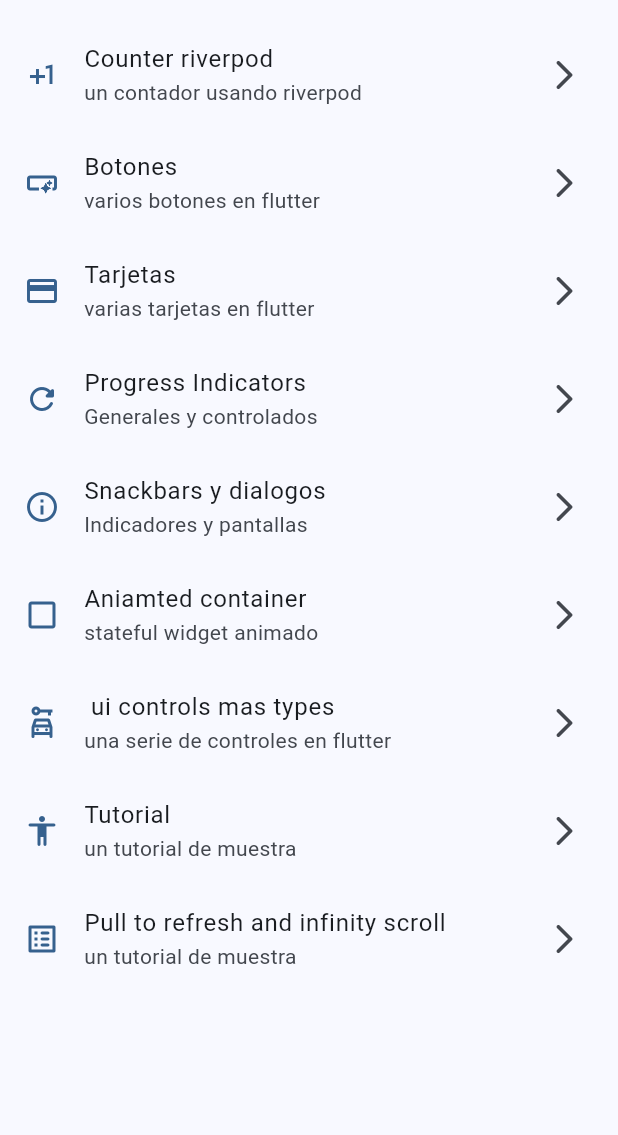
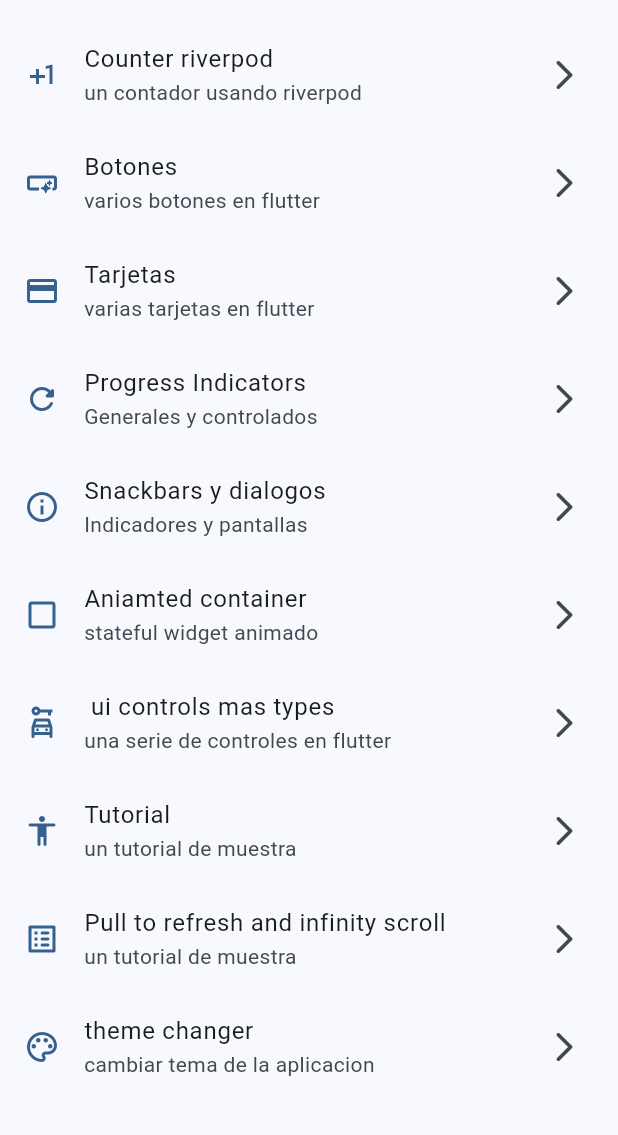
Before and after one commit to isamed92/widget-update, a Flutter app: the screen it shows after launch, on a phone screen of 412 x 824 dp, the part 63-1198 px from its top. Run offline on Flutter 3.47's test engine with Material 2 defaults, Android fonts, the phone set to English and light mode, and no system bars; our stand-ins replace animate_do, flutter_riverpod, go_router.

Commit message:
theme changer added

```diff
--- a/lib/config/menu/menu_items.dart
+++ b/lib/config/menu/menu_items.dart
@@ -59,4 +59,9 @@ const appMenuItems = <MenuItems>[
       subTitle: 'un tutorial de muestra',
       link: '/infinityScroll',
       icon: Icons.list_alt_rounded),
+  MenuItems(
+      title: 'theme changer',
+      subTitle: 'cambiar tema de la aplicacion',
+      link: '/theme-changer',
+      icon: Icons.color_lens_outlined),
 ];
--- a/lib/config/router/app_router.dart
+++ b/lib/config/router/app_router.dart
@@ -67,6 +67,12 @@ final GoRouter appRouter = GoRouter(
             return const CounterScreen();
           },
         ),
+        GoRoute(
+          path: 'theme-changer',
+          builder: (BuildContext context, GoRouterState state) {
+            return const ThemeChangerScreen();
+          },
+        ),
       ],
     ),
   ],
--- a/lib/config/theme/app_theme.dart
+++ b/lib/config/theme/app_theme.dart
@@ -14,14 +14,16 @@ const colorList = <Color>[
 
 class AppTheme {
   final int selectedColor;
+  final bool isDarkmode;
 
-  AppTheme({this.selectedColor = 0})
+  AppTheme({this.isDarkmode = false, this.selectedColor = 0})
       : assert(selectedColor >= 0, 'selected color must be greater than zero'),
         assert(selectedColor < colorList.length,
             'selected color must be less or equal than ${colorList.length - 1}');
 
   ThemeData getTheme() => ThemeData(
       useMaterial3: true,
+      brightness: isDarkmode ? Brightness.dark : Brightness.light,
       colorSchemeSeed: colorList[selectedColor],
       appBarTheme: const AppBarTheme());
 }
--- a/lib/main.dart
+++ b/lib/main.dart
@@ -2,6 +2,7 @@ import 'package:flutter/material.dart';
 import 'package:flutter_riverpod/flutter_riverpod.dart';
 import 'package:widgets_app/config/router/app_router.dart';
 import 'package:widgets_app/config/theme/app_theme.dart';
+import 'package:widgets_app/presentation/providers/theme_provider.dart';
 
 void main() {
   runApp(
@@ -11,16 +12,19 @@ void main() {
   );
 }
 
-class MainApp extends StatelessWidget {
+class MainApp extends ConsumerWidget {
   const MainApp({super.key});
 
   @override
-  Widget build(BuildContext context) {
+  Widget build(BuildContext context, WidgetRef ref) {
+    final int selectedColor = ref.watch(selectedColorProvider);
+    final bool isDarkMode = ref.watch(isDarkModeProvider);
     return MaterialApp.router(
       title: 'Flutter widgets app',
       routerConfig: appRouter,
       debugShowCheckedModeBanner: false,
-      theme: AppTheme().getTheme(),
+      theme: AppTheme(selectedColor: selectedColor, isDarkmode: isDarkMode)
+          .getTheme(),
     );
   }
 }
--- a/lib/presentation/providers/theme_provider.dart
+++ b/lib/presentation/providers/theme_provider.dart
@@ -1,3 +1,10 @@
 import 'package:flutter_riverpod/flutter_riverpod.dart';
+import 'package:widgets_app/config/theme/app_theme.dart';
 
 final isDarkModeProvider = StateProvider((ref) => false);
+
+// listado de colores inmutable
+final colorListProvider = Provider((ref) => colorList);
+
+//un simple int
+final selectedColorProvider = StateProvider((ref) => 0);
--- a/lib/presentation/screens/screens.dart
+++ b/lib/presentation/screens/screens.dart
@@ -1,3 +1,5 @@
+export 'package:widgets_app/presentation/screens/theme/theme_changer_screen.dart';
+
 export 'package:widgets_app/presentation/screens/counter/counter_screen.dart';
 
 export 'package:widgets_app/presentation/screens/animated/animated_screen.dart';
```
Also changed, not shown: lib/presentation/screens/theme/theme_changer_screen.dart (added, +57 -0 lines).
